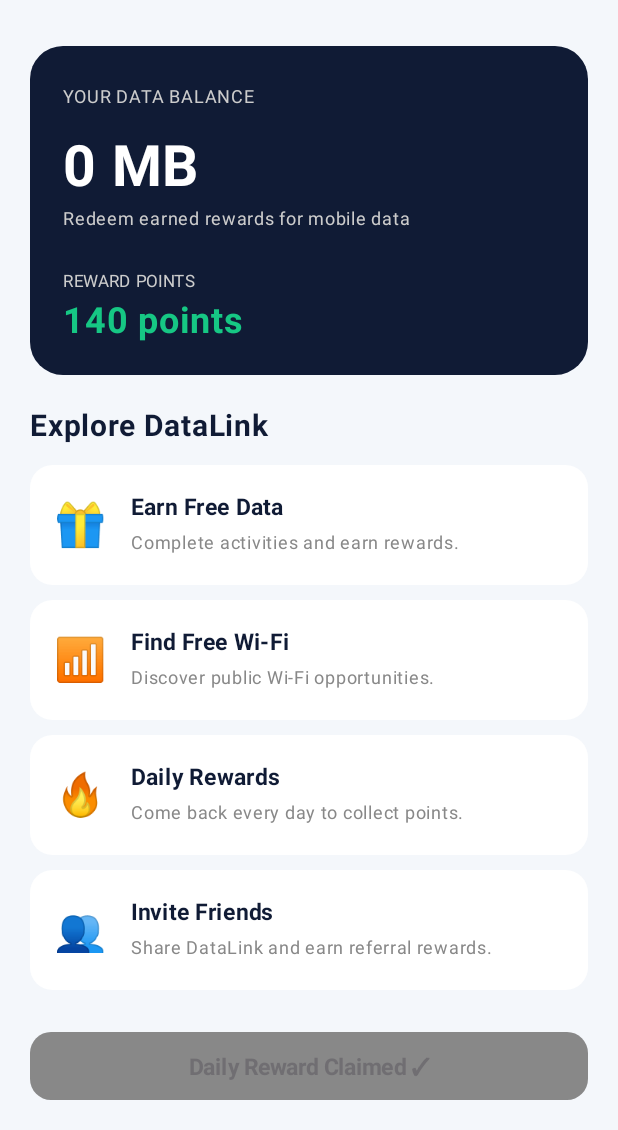
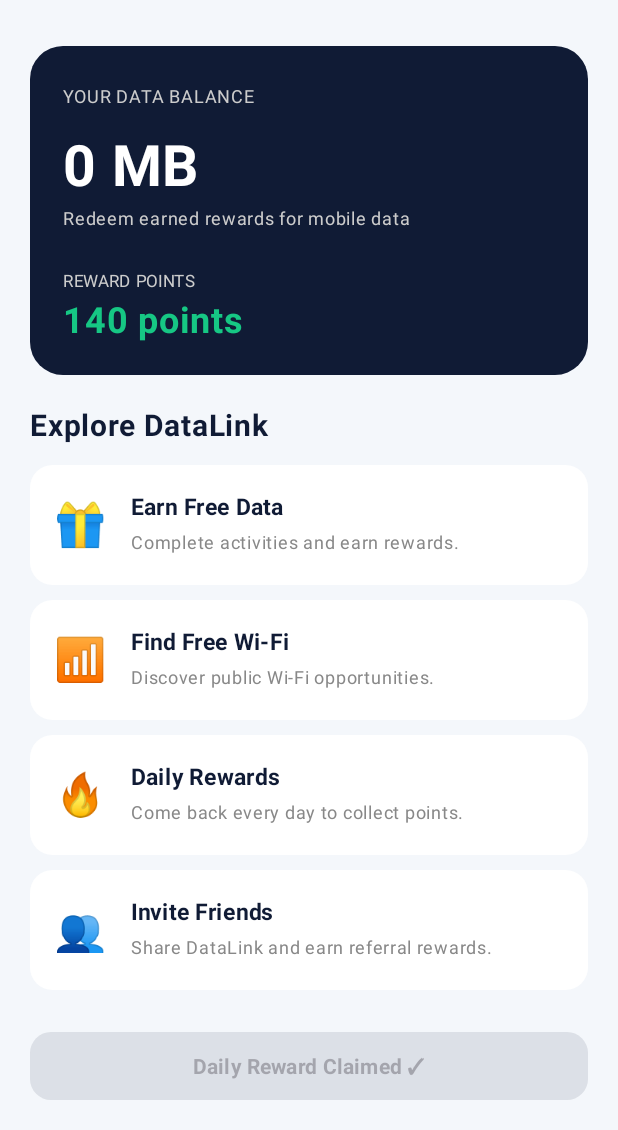
Before and after one commit to hwylhuzail/Datalink-Uganda, an Android app built with Jetpack Compose: the MainActivity screen opened directly, with no data from a screen before it, after a tap on "Claim Daily Reward +20", on a phone screen of 412 x 824 dp, the part 106-1236 px from its top. Run offline under Robolectric (Android 15) with nearby library versions, the phone set to English and light mode, and no system bars.

Commit message:
Update MainActivity.kt

```diff
--- a/android/app/src/main/java/com/datalink/app/MainActivity.kt
+++ b/android/app/src/main/java/com/datalink/app/MainActivity.kt
@@ -4,7 +4,7 @@ package com.datalink.app
 import android.os.Bundle
 import androidx.activity.ComponentActivity
 import androidx.activity.compose.setContent
-import androidx.compose.foundation.background
+import com.datalink.app.ui.theme.DataLinkTheme
 import androidx.compose.foundation.layout.*
 import androidx.compose.foundation.shape.RoundedCornerShape
 import androidx.compose.material3.*
@@ -18,14 +18,15 @@ import androidx.compose.ui.unit.sp
 
 private val Navy = Color(0xFF101B35)
 private val Green = Color(0xFF16C784)
-private val LightBackground = Color(0xFFF4F7FB)
 
 class MainActivity : ComponentActivity() {
     override fun onCreate(savedInstanceState: Bundle?) {
         super.onCreate(savedInstanceState)
 
         setContent {
+            DataLinkTheme {
                 DataLinkApp()
+            }
         }
     }
 }
@@ -35,9 +36,8 @@ fun DataLinkApp() {
     var points by remember { mutableIntStateOf(120) }
     var claimed by remember { mutableStateOf(false) }
 
-    MaterialTheme {
     Scaffold(
-            containerColor = LightBackground
+        containerColor = MaterialTheme.colorScheme.background
     ) { padding ->
 
         Column(
@@ -47,7 +47,6 @@ fun DataLinkApp() {
                 .padding(20.dp)
         ) {
 
-                // Header
             Row(
                 modifier = Modifier.fillMaxWidth(),
                 horizontalArrangement = Arrangement.SpaceBetween,
@@ -55,27 +54,23 @@ fun DataLinkApp() {
             ) {
                 Column {
                     Text(
-                            text = "DataLink",
+                        "DataLink",
                         fontSize = 27.sp,
                         fontWeight = FontWeight.Bold,
                         color = Navy
                     )
                     Text(
-                            text = "Your connection, your rewards.",
+                        "Your connection, your rewards.",
                         fontSize = 12.sp,
                         color = Color.Gray
                     )
                 }
 
-                    Text(
-                        text = "🇺🇬",
-                        fontSize = 30.sp
-                    )
+                Text("🇺🇬", fontSize = 30.sp)
             }
 
-                Spacer(modifier = Modifier.height(25.dp))
+            Spacer(Modifier.height(25.dp))
 
-                // Data balance card
             Card(
                 modifier = Modifier.fillMaxWidth(),
                 shape = RoundedCornerShape(22.dp),
@@ -83,40 +78,39 @@ fun DataLinkApp() {
                     containerColor = Navy
                 )
             ) {
-                    Column(
-                        modifier = Modifier.padding(22.dp)
-                    ) {
+                Column(Modifier.padding(22.dp)) {
+
                     Text(
-                            text = "YOUR DATA BALANCE",
+                        "YOUR DATA BALANCE",
                         color = Color.LightGray,
                         fontSize = 12.sp
                     )
 
-                        Spacer(modifier = Modifier.height(12.dp))
+                    Spacer(Modifier.height(12.dp))
 
                     Text(
-                            text = "0 MB",
+                        "0 MB",
                         color = Color.White,
                         fontSize = 38.sp,
                         fontWeight = FontWeight.Bold
                     )
 
                     Text(
-                            text = "Redeem earned rewards for mobile data",
+                        "Redeem earned rewards for mobile data",
                         color = Color.LightGray,
                         fontSize = 12.sp
                     )
 
-                        Spacer(modifier = Modifier.height(18.dp))
+                    Spacer(Modifier.height(18.dp))
 
                     Text(
-                            text = "REWARD POINTS",
+                        "REWARD POINTS",
                         color = Color.LightGray,
                         fontSize = 11.sp
                     )
 
                     Text(
-                            text = "$points points",
+                        "$points points",
                         color = Green,
                         fontSize = 24.sp,
                         fontWeight = FontWeight.Bold
@@ -124,45 +118,31 @@ fun DataLinkApp() {
                 }
             }
 
-                Spacer(modifier = Modifier.height(22.dp))
+            Spacer(Modifier.height(22.dp))
 
             Text(
-                    text = "Explore DataLink",
+                "Explore DataLink",
                 fontSize = 20.sp,
                 fontWeight = FontWeight.Bold,
                 color = Navy
             )
 
-                Spacer(modifier = Modifier.height(14.dp))
+            Spacer(Modifier.height(14.dp))
 
-                // Feature cards
-                FeatureCard(
-                    emoji = "🎁",
-                    title = "Earn Free Data",
-                    description = "Complete activities and earn rewards."
-                )
+            FeatureCard("🎁", "Earn Free Data",
+                "Complete activities and earn rewards.")
 
-                FeatureCard(
-                    emoji = "📶",
-                    title = "Find Free Wi-Fi",
-                    description = "Discover public Wi-Fi opportunities."
-                )
+            FeatureCard("📶", "Find Free Wi-Fi",
+                "Discover public Wi-Fi opportunities.")
 
-                FeatureCard(
-                    emoji = "🔥",
-                    title = "Daily Rewards",
-                    description = "Come back every day to collect points."
-                )
+            FeatureCard("🔥", "Daily Rewards",
+                "Come back every day to collect points.")
 
-                FeatureCard(
-                    emoji = "👥",
-                    title = "Invite Friends",
-                    description = "Share DataLink and earn referral rewards."
-                )
+            FeatureCard("👥", "Invite Friends",
+                "Share DataLink and earn referral rewards.")
 
-                Spacer(modifier = Modifier.height(18.dp))
+            Spacer(Modifier.height(18.dp))
 
-                // Daily reward button
             Button(
                 onClick = {
                     if (!claimed) {
@@ -176,29 +156,26 @@ fun DataLinkApp() {
                     .height(52.dp),
                 shape = RoundedCornerShape(14.dp),
                 colors = ButtonDefaults.buttonColors(
-                        containerColor = Green,
-                        disabledContainerColor = Color.Gray
+                    containerColor = Green
                 )
             ) {
                 Text(
-                        text = if (claimed)
+                    if (claimed)
                         "Daily Reward Claimed ✓"
                     else
                         "Claim Daily Reward +20",
-                        fontSize = 15.sp,
                     fontWeight = FontWeight.Bold
                 )
             }
 
-                Spacer(modifier = Modifier.height(12.dp))
+            Spacer(Modifier.height(12.dp))
 
             Text(
-                    text = "DataLink Uganda • Version 1.0.0",
+                "DataLink Uganda • Version 1.0.0",
                 modifier = Modifier.align(Alignment.CenterHorizontally),
                 fontSize = 11.sp,
                 color = Color.Gray
             )
-            }
         }
     }
 }
@@ -222,23 +199,20 @@ fun FeatureCard(
             modifier = Modifier.padding(16.dp),
             verticalAlignment = Alignment.CenterVertically
         ) {
-            Text(
-                text = emoji,
-                fontSize = 28.sp
-            )
+            Text(emoji, fontSize = 28.sp)
 
-            Spacer(modifier = Modifier.width(15.dp))
+            Spacer(Modifier.width(15.dp))
 
             Column {
                 Text(
-                    text = title,
+                    title,
                     fontWeight = FontWeight.Bold,
                     fontSize = 15.sp,
                     color = Navy
                 )
 
                 Text(
-                    text = description,
+                    description,
                     fontSize = 12.sp,
                     color = Color.Gray
                 )
```
Lines whose indentation alone changed are shown as unchanged.
